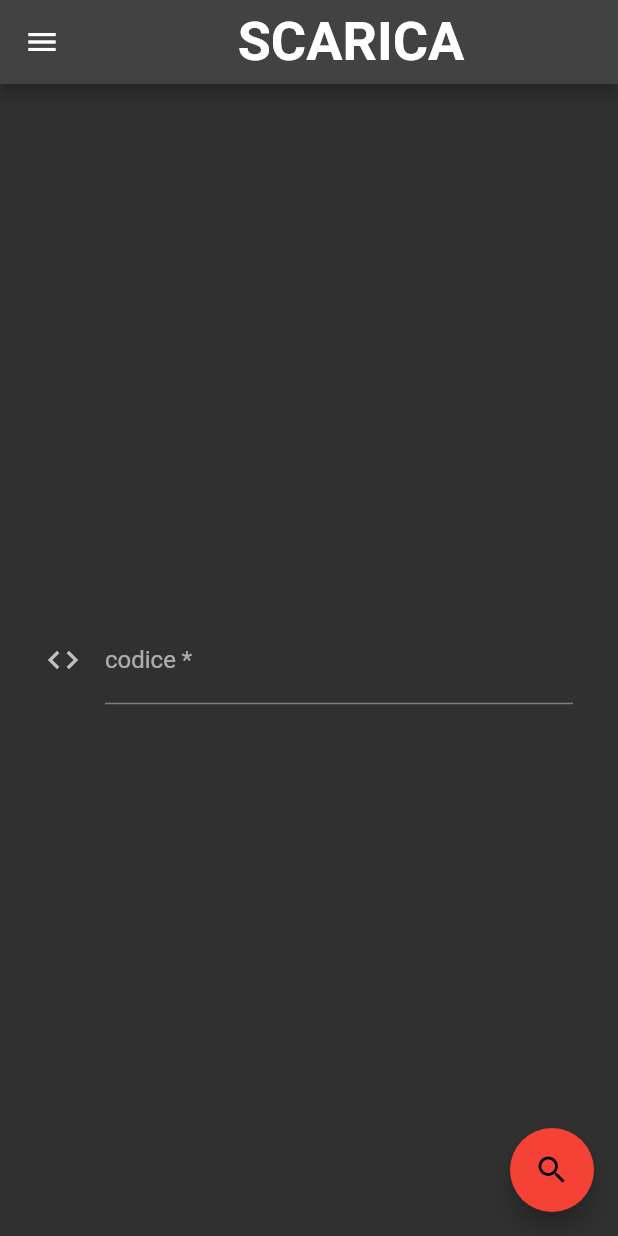
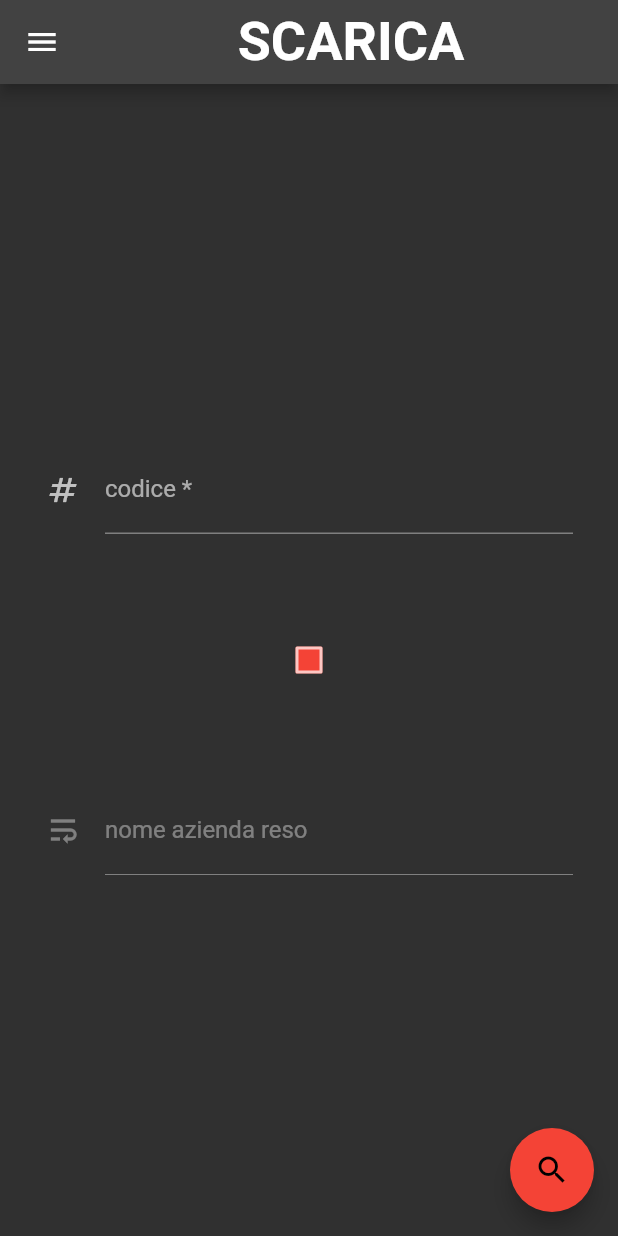
Before and after one commit to stegish/FCLogistic, a Flutter app: the screen it shows after launch, on a phone screen of 412 x 824 dp. Run offline on Flutter 3.47's test engine with Material 2 defaults, Android fonts, the phone set to English and light mode, and no system bars; our stand-ins replace awesome_snackbar_content; missing offline and left inert: excel; Roboto replaces fonts that are missing (Arial).

Commit message:
aggiunta possibilità di inserire nome azienda del reso

```diff
--- a/lib/PercorsoFile.dart
+++ b/lib/PercorsoFile.dart
@@ -4,7 +4,7 @@ import 'package:flutter/material.dart';
 import 'package:flutter/services.dart';
 import 'package:excel/excel.dart';
 import 'package:untitled/PercorsoFile.dart';
-import 'package:untitled/VisualizzazzioneMagazzino.dart';
+import 'package:untitled/VMagazzino.dart';
 import 'DMag.dart';
 import 'package:untitled/snakBar.dart';
 import 'package:path/path.dart';
--- a/lib/Resi.dart
+++ b/lib/Resi.dart
@@ -4,7 +4,7 @@ import 'package:flutter/material.dart';
 import 'package:flutter/services.dart';
 import 'package:excel/excel.dart';
 import 'package:untitled/PercorsoFile.dart';
-import 'package:untitled/VisualizzazzioneMagazzino.dart';
+import 'package:untitled/VMagazzino.dart';
 import 'DMag.dart';
 import 'package:untitled/snakBar.dart';
 
--- a/lib/Spiegazioni.dart
+++ b/lib/Spiegazioni.dart
@@ -3,7 +3,7 @@ import 'package:flutter/material.dart';
 import 'package:flutter/services.dart';
 import 'package:excel/excel.dart';
 import 'package:untitled/PercorsoFile.dart';
-import 'package:untitled/VisualizzazzioneMagazzino.dart';
+import 'package:untitled/VMagazzino.dart';
 import 'DMag.dart';
 
 
--- a/lib/VisualizzazzioneMagazzino.dart
+++ b/lib/VMagazzino.dart
@@ -1,5 +1,5 @@
 import 'package:flutter/material.dart';
-import 'package:untitled/CaricaScaricaMagazzino.dart';
+import 'package:untitled/SSMagazzino.dart';
 import 'package:untitled/InserisciResi.dart';
 import 'DMag.dart';
 
--- a/lib/VisualizzazzioneResi.dart
+++ b/lib/VisualizzazzioneResi.dart
@@ -1,5 +1,5 @@
 import 'package:flutter/material.dart';
-import 'package:untitled/CaricaScaricaMagazzino.dart';
+import 'package:untitled/SSMagazzino.dart';
 import 'package:untitled/InserisciResi.dart';
 import 'DMag.dart';
 
--- a/lib/main.dart
+++ b/lib/main.dart
@@ -2,7 +2,7 @@ import 'dart:io';
 import 'package:flutter/material.dart';
 import 'package:flutter/services.dart';
 import 'package:excel/excel.dart';
-import 'package:untitled/VisualizzazzioneMagazzino.dart';
+import 'package:untitled/VMagazzino.dart';
 import 'DMag.dart';
 import 'package:untitled/snakBar.dart';
 
@@ -44,6 +44,7 @@ class _SMagazzinoState extends State<SMagazzino> {
   List<DMag> risultato = []; //lista con i vari risultati trovati
   static final GlobalKey<ScaffoldState> _scaffoldkey2 = new GlobalKey<ScaffoldState>(); //per la comparsa dei pop-up
   final input = [TextEditingController()]; //variabile per l'input
+  bool isChecked = false; //controlla se è un reso o no
 
   //cerca nel foglio excell il codice immesso in inpput[0] e salva ogni ccorrispondenza su risultato tramite il formato DMag
   Future<List<DMag>> Cerca() async {
@@ -153,13 +154,37 @@ class _SMagazzinoState extends State<SMagazzino> {
                 keyboardType: TextInputType.number,
                 controller: input[0],
                 decoration: const InputDecoration(
-                  icon: Icon(Icons.code),
+                  icon: Icon(Icons.numbers),
                   hintText: 'inserire il codice',
                   labelText: 'codice *',
                 ),
               ),
             ),
-          ],
+              Padding(padding: EdgeInsets.all(30.0),
+                child : Checkbox(
+                  checkColor: Colors.white,
+                  fillColor: MaterialStateProperty.all(Colors.red),
+                  value: isChecked,
+                  onChanged: (bool? value) {
+                    setState(() {
+                      isChecked = value!;
+                    });
+                  },
+                ),
+            ),
+            Padding(padding: EdgeInsets.all(30.0),
+              child :TextFormField(
+                keyboardType: TextInputType.number,
+                controller: input[0],
+                enabled: isChecked,
+                decoration: const InputDecoration(
+                  icon: Icon(Icons.wrap_text),
+                  hintText: 'nome azienda',
+                  labelText: 'nome azienda reso',
+                ),
+              ),
+            ),
+      ],
         ),
       ),
       floatingActionButton: FloatingActionButton(
```
Also changed, not shown: lib/Carica.dart (renamed from lib/Magazzino.dart, +7 -11 lines), lib/visualizzazzioneFile.dart (deleted, +0 -72 lines), lib/SSMagazzino.dart (renamed from lib/CaricaScaricaMagazzino.dart), 5 other files.
